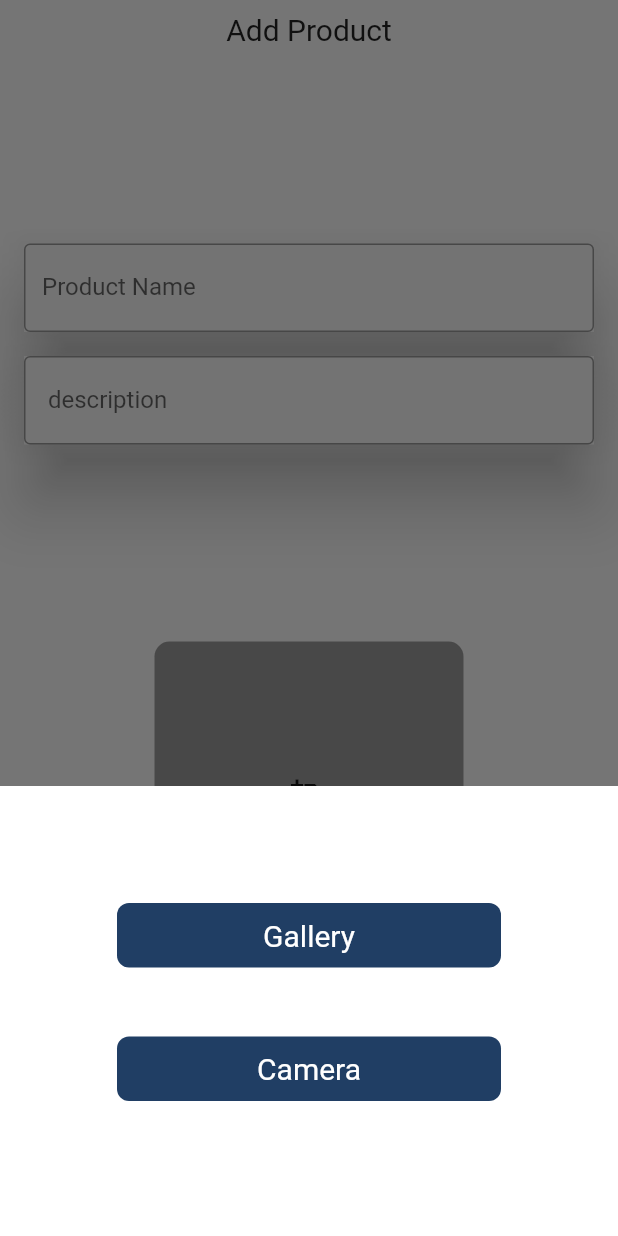
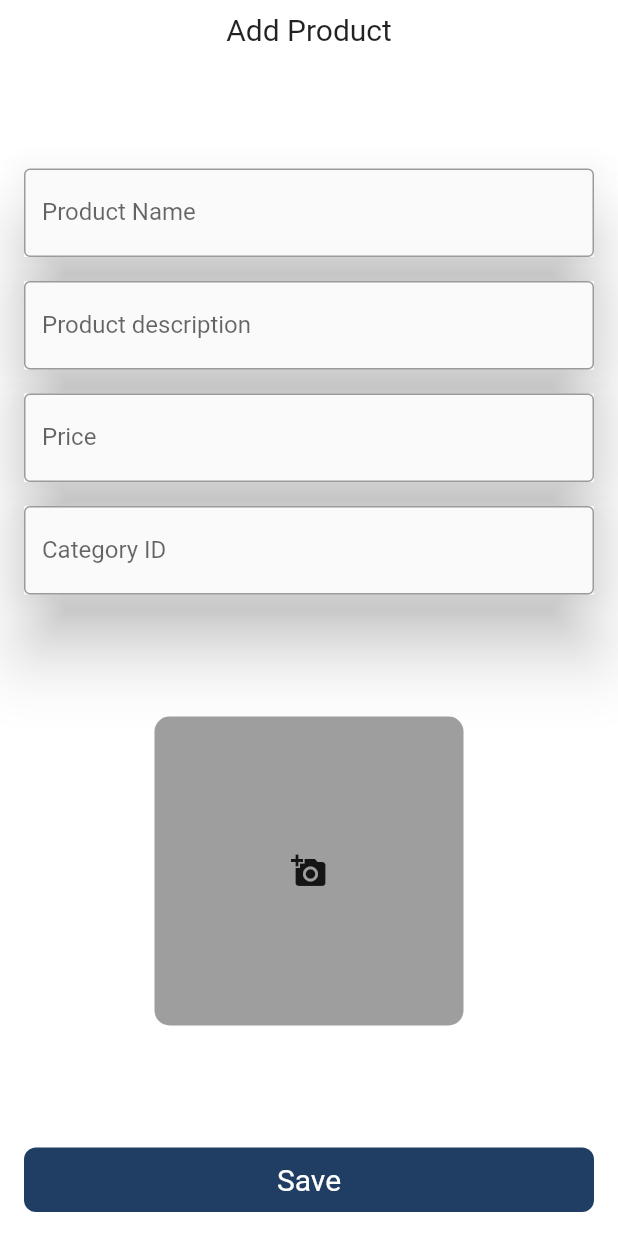
Before and after one commit to anishaGurung2022/Wheels_On_Service_Admin_, a Flutter app: the AddEditProductForm screen opened directly, after a tap on the "add a photo" icon, on a phone screen of 412 x 824 dp. Run offline on Flutter 3.47's test engine with Material 2 defaults, Android fonts, the light colour scheme and no system bars; our stand-ins replace get, image_picker, shared_preferences; accounts and stored records are empty.

Commit message:
feat add_product/category

```diff
--- a/lib/utils/api.dart
+++ b/lib/utils/api.dart
@@ -1,4 +1,4 @@
-const baseUrl = "http://192.168.1.4/Wheels_On_Service_api";
+const baseUrl = "http://192.168.1.114/Wheels_On_Service_api";
 
 const LOGIN_API = "$baseUrl/login.php";
 const LOGOUT_API = "$baseUrl/logout.php";
--- a/lib/utils/shared_prefs.dart
+++ b/lib/utils/shared_prefs.dart
@@ -1,6 +1,7 @@
 import 'package:shared_preferences/shared_preferences.dart';
 
 //this class uses shared preference package to store and get token from API
+//also it takes less storage
 class AuthService {
   late SharedPreferences prefs;
 
--- a/lib/views/pages/forms/add_edit_product_form.dart
+++ b/lib/views/pages/forms/add_edit_product_form.dart
@@ -1,3 +1,5 @@
+import 'dart:io';
+import 'package:admin_/controller/product_controller.dart';
 import 'package:admin_/utils/constants.dart';
 import 'package:admin_/views/components/my_button.dart';
 import 'package:admin_/views/components/my_field.dart';
@@ -5,18 +7,30 @@ import 'package:flutter/material.dart';
 import 'package:get/get.dart';
 import 'package:image_picker/image_picker.dart';
 
-class AddEditProductForm extends StatelessWidget {
+class AddEditProductForm extends StatefulWidget {
+  final String title;
+
+  const AddEditProductForm({Key? key, this.title = "Add Product"})
+      : super(key: key);
+
+  @override
+  State<AddEditProductForm> createState() => _AddEditProductFormState();
+}
+
+class _AddEditProductFormState extends State<AddEditProductForm> {
   final ImagePicker _picker = ImagePicker();
-  final String title;
+
+  PickedFile? pickedFile;
+
   final GlobalKey<FormState> _formKey = GlobalKey<FormState>();
   final TextEditingController _nameController = TextEditingController();
   final TextEditingController _descriptionController = TextEditingController();
-  AddEditProductForm({Key? key, this.title = "Add Product"}) : super(key: key);
-
+  final TextEditingController priceController = TextEditingController();
+  final TextEditingController categoryIdController = TextEditingController();
+  final ProductController productController = Get.put(ProductController());
   @override
   Widget build(BuildContext context) {
-    return SafeArea(
-      child: Scaffold(
+    return Scaffold(
       body: Container(
         // height: 300,
         color: backgroundColor,
@@ -27,46 +41,39 @@ class AddEditProductForm extends StatelessWidget {
             child: Column(
               mainAxisAlignment: MainAxisAlignment.spaceBetween,
               children: [
-                  Text(title, style: const TextStyle(fontSize: 20)),
+                Text(widget.title, style: const TextStyle(fontSize: 20)),
                 Column(
                   children: [
                     MyField(
+                      labelText: "Product Name",
                       controller: _nameController,
-                        labelText: 'Product Name',
                     ),
                     MyField(
+                      labelText: "Product description",
                       controller: _descriptionController,
-                        labelText: ' description',
+                    ),
+                    MyField(
+                      labelText: "Price",
+                      controller: priceController,
+                    ),
+                    MyField(
+                      labelText: "Category ID",
+                      controller: categoryIdController,
                     ),
                   ],
                 ),
                 InkWell(
-                    onTap: () {
-                      Get.bottomSheet(Container(
-                          height: 300,
-                          color: backgroundColor,
-                          child: Padding(
-                            padding: const EdgeInsets.all(70.0),
-                            child: Column(
-                              children: [
-                                MyButton(
                     onTap: () async {
-                                    final pickedFile = await _picker.getImage(
+                      pickedFile = await _picker.getImage(
                         source: ImageSource.gallery,
                       );
+                      setState(() {});
                       if (pickedFile != null) {
-                                      Get.back();
+                        // Get.back();
                       }
                     },
-                                  buttonName: 'Gallery',
-                                ),
-                                const SizedBox(height: 30),
-                                MyButton(onTap: () {}, buttonName: 'Camera')
-                              ],
-                            ),
-                          )));
-                    },
-                    child: Container(
+                    child: (pickedFile == null)
+                        ? Container(
                             width: Get.width / 2,
                             height: Get.height / 4,
                             decoration: BoxDecoration(
@@ -74,16 +81,36 @@ class AddEditProductForm extends StatelessWidget {
                               borderRadius: BorderRadius.circular(10),
                             ),
                             child: const Icon(Icons.add_a_photo),
+                          )
+                        : Container(
+                            width: Get.width / 2,
+                            height: Get.height / 4,
+                            decoration: BoxDecoration(
+                              //image from file
+                              image: DecorationImage(
+                                  image: FileImage(
+                                    File(pickedFile!.path),
                                   ),
+                                  fit: BoxFit.cover),
+                              color: Colors.grey,
+                              borderRadius: BorderRadius.circular(10),
                             ),
+                            child: const Icon(Icons.add_a_photo),
+                          )),
                 MyButton(
                     onTap: () {
-                      Get.back();
+                      if (_formKey.currentState!.validate()) {
+                        var data = {
+                          "name": _nameController.text,
+                          "price": priceController.text,
+                          "description": _descriptionController.text,
+                          "category_id": categoryIdController.text,
+                        };
+                        productController.add(data, pickedFile);
+                      }
                     },
-                    buttonName: 'Save',
-                  ),
+                    buttonName: 'Save'),
               ],
-              ),
             ),
           ),
         ),
```
Also changed, not shown: lib/controller/category_controller.dart (+27 -1 lines), lib/controller/product_controller.dart (added, +40 -0 lines), lib/main.dart (+5 -2 lines), lib/views/pages/forms/add_edit_category_form.dart (+11 -2 lines). Lines whose indentation alone changed are shown as unchanged.
